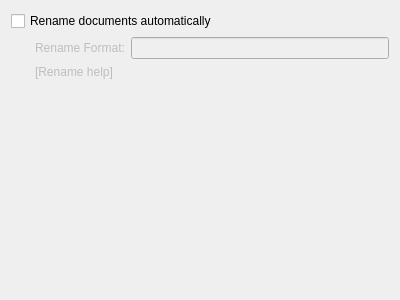
Above: importer/importerconfigdialog.ui from KDE/gwenview before the change. Below: the same form after it.
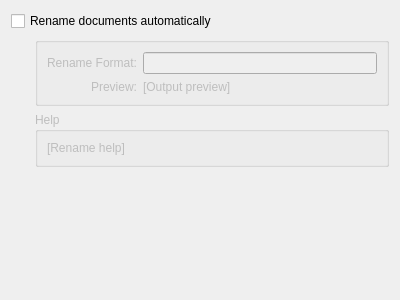
That is the form after the change. Custom widgets are drawn as their Qt base class.

Commit message: Added preview of output filename.

```diff
--- a/importer/importerconfigdialog.ui
+++ b/importer/importerconfigdialog.ui
@@ -27,20 +27,16 @@
       <property name="margin">
        <number>0</number>
       </property>
-      <item row="0" column="1">
-       <widget class="QLabel" name="label">
-        <property name="text">
-         <string>Rename Format:</string>
-        </property>
-        <property name="buddy">
-         <cstring>kcfg_AutoRenameFormat</cstring>
-        </property>
-       </widget>
+      <item row="0" column="0">
+       <layout class="QGridLayout" name="gridLayout"/>
       </item>
-      <item row="0" column="2">
-       <widget class="KLineEdit" name="kcfg_AutoRenameFormat"/>
-      </item>
-      <item row="1" column="1" colspan="2">
+      <item row="3" column="1" colspan="2">
+       <widget class="QGroupBox" name="groupBox">
+        <property name="title">
+         <string>Help</string>
+        </property>
+        <layout class="QVBoxLayout" name="verticalLayout_2">
+         <item>
        <widget class="QLabel" name="mRenameFormatHelpLabel">
         <property name="text">
          <string notr="true">[Rename help]</string>
@@ -53,9 +49,52 @@
         </property>
        </widget>
       </item>
+        </layout>
+       </widget>
+      </item>
+      <item row="1" column="1" rowspan="2" colspan="2">
+       <widget class="QGroupBox" name="groupBox_2">
+        <property name="title">
+         <string/>
+        </property>
+        <layout class="QGridLayout" name="gridLayout_3">
       <item row="0" column="0">
-       <layout class="QGridLayout" name="gridLayout">
-        <item row="0" column="0">
+          <widget class="QLabel" name="label">
+           <property name="text">
+            <string>Rename Format:</string>
+           </property>
+           <property name="alignment">
+            <set>Qt::AlignRight|Qt::AlignTrailing|Qt::AlignVCenter</set>
+           </property>
+           <property name="buddy">
+            <cstring>kcfg_AutoRenameFormat</cstring>
+           </property>
+          </widget>
+         </item>
+         <item row="0" column="1">
+          <widget class="KLineEdit" name="kcfg_AutoRenameFormat"/>
+         </item>
+         <item row="1" column="1">
+          <widget class="QLabel" name="mPreviewOutputLabel">
+           <property name="text">
+            <string notr="true">[Output preview]</string>
+           </property>
+          </widget>
+         </item>
+         <item row="1" column="0">
+          <widget class="QLabel" name="label_2">
+           <property name="text">
+            <string>Preview:</string>
+           </property>
+           <property name="alignment">
+            <set>Qt::AlignRight|Qt::AlignTrailing|Qt::AlignVCenter</set>
+           </property>
+          </widget>
+         </item>
+        </layout>
+       </widget>
+      </item>
+      <item row="1" column="0">
          <spacer name="horizontalSpacer">
           <property name="orientation">
            <enum>Qt::Horizontal</enum>
@@ -70,8 +109,6 @@
            </size>
           </property>
          </spacer>
-        </item>
-       </layout>
       </item>
      </layout>
     </widget>
```
Lines whose indentation alone changed are shown as unchanged. The commit also changes 2 other files.
